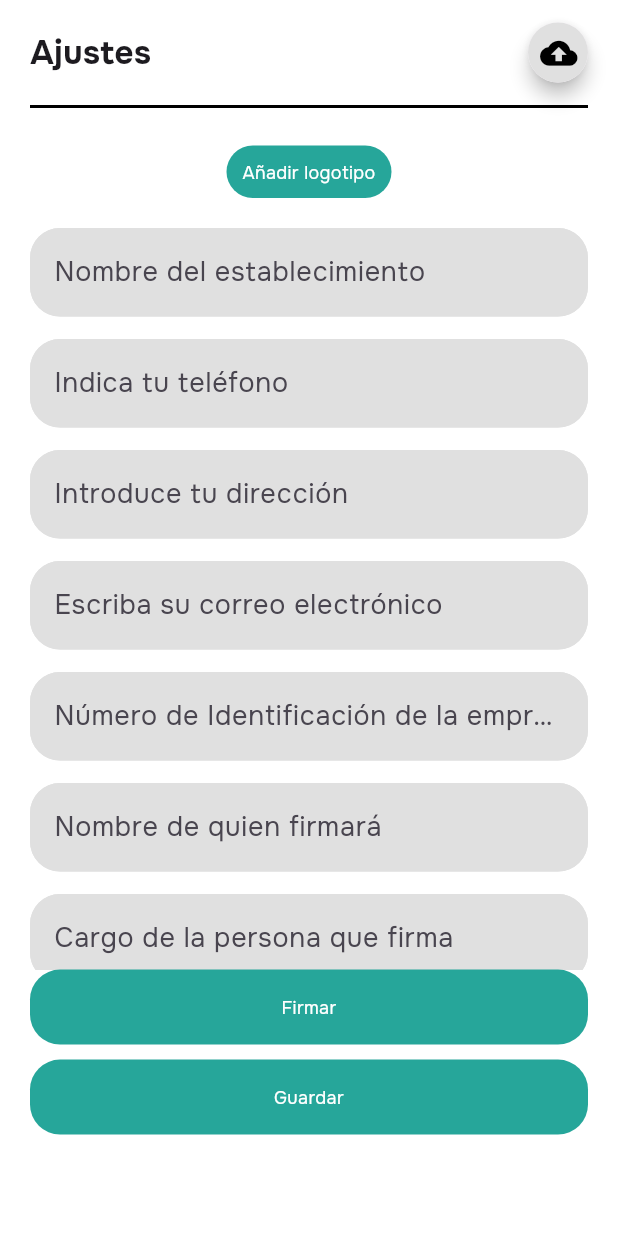
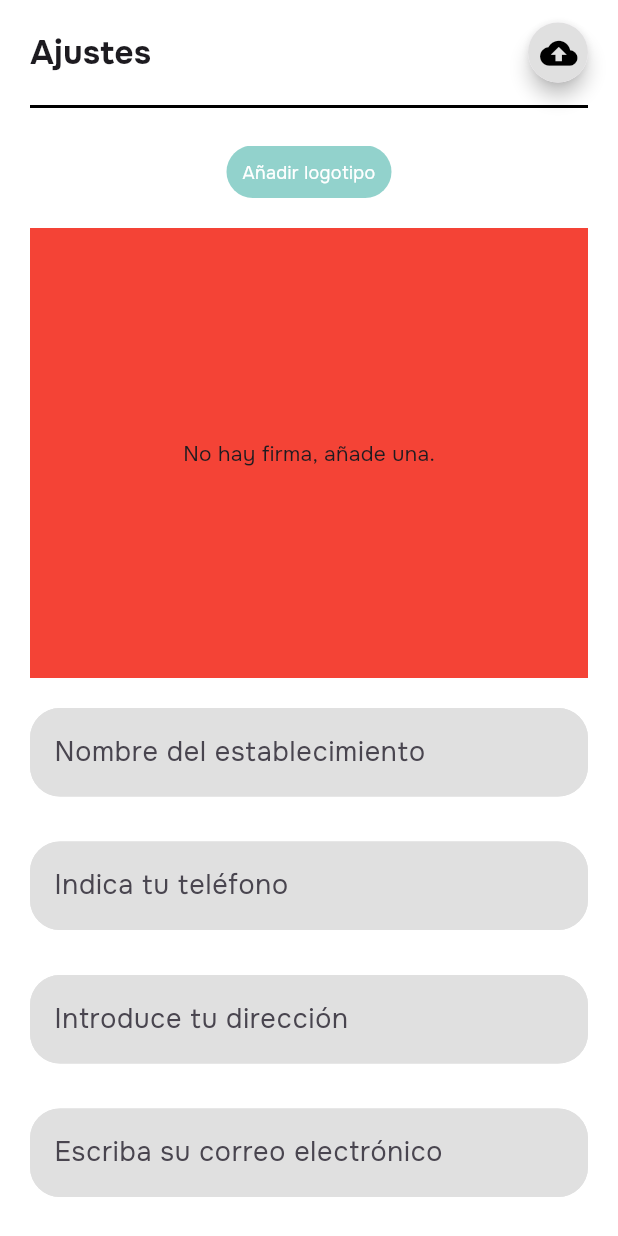
Before and after one commit to HanJian16/Ballots-Template, a Flutter app: the screen it shows after launch, on a phone screen of 412 x 824 dp. Run offline on Flutter 3.47's test engine with Material 3 defaults, Android fonts, the phone set to English and light mode, and no system bars; our stand-ins replace get, google_fonts, permission_handler, signature.

Commit message:
comiteando a mi rama de avances

```diff
--- a/frontend/ballots_template_flutter/lib/screens/form_register.dart
+++ b/frontend/ballots_template_flutter/lib/screens/form_register.dart
@@ -1,11 +1,12 @@
+import 'dart:io';
 import 'package:ballots_template_flutter/data/formfield_settings.dart';
+import 'package:flutter/material.dart';
+import 'package:get/get.dart';
 import 'package:ballots_template_flutter/controllers/form_controller.dart';
 import 'package:ballots_template_flutter/screens/signature_screens.dart';
 import 'package:ballots_template_flutter/widgets/custom_btn.dart';
 import 'package:ballots_template_flutter/widgets/custom_textformfield.dart';
-import 'package:flutter/material.dart';
 import 'package:ballots_template_flutter/widgets/screen_container.dart';
-import 'package:get/get.dart';
 import 'package:ballots_template_flutter/widgets/custom_icon_btn.dart';
 import 'package:ballots_template_flutter/widgets/backup_row.dart';
 
@@ -41,11 +42,10 @@ class FormRegisterScreen extends StatelessWidget {
     final FormController controller = Get.put(FormController());
     final formKey = GlobalKey<FormState>();
 
+    // final List formFieldSettings = createDataForTextFormField(controller);
     final List formFieldSettings = createDataForTextFormField(controller);
 
     return ScreenContainer(
-      child: Form(
-        key: formKey,
       child: Column(
         children: [
           CustomIconButton(
@@ -59,49 +59,82 @@ class FormRegisterScreen extends StatelessWidget {
             color: Colors.black,
           ),
           const SizedBox(height: 25),
+          Expanded(
+            child: SingleChildScrollView(
+              child: Column(
+                children: [
                   CustomBtn(
                     text: 'Añadir logotipo',
                     customWidth: 110,
                     customColor: Colors.teal.shade400,
                     onPressed: () => print('Logo'),
+                    status: 0,
                   ),
                   const SizedBox(height: 20),
-            SizedBox(
-              height: MediaQuery.of(context).size.height * 0.6,
-              child: ListView.builder(
-                itemCount: formFieldSettings.length,
-                itemBuilder: (context, index) {
-                  return CustomTextFormField(
-                    customBackgroundColor: formFieldSettings[index]
-                        ['customBackgroundColor'],
-                    placeHolder: formFieldSettings[index]['placeHolder'],
-                    onChanged: formFieldSettings[index]['onChanged'],
-                    keyboardType: formFieldSettings[index]['keyboardType'],
+                  // Muestra la firma si está disponible
+                  Obx(() {
+                    final signaturePath = controller.signaturePath.value;
+                    print(signaturePath);
+                    return Container(
+                      alignment: Alignment.center,
+                      height: 300,
+                      width: double.infinity,
+                      color: Colors.red,
+                      child: signaturePath.isNotEmpty
+                          ? Image.file(File(signaturePath))
+                          : const Text('No hay firma, añade una.'),
                     );
-                },
+                  }),
+                  const SizedBox(height: 20),
+                  // Lista de campos de formulario
+                  ...formFieldSettings
+                      .map((field) => Padding(
+                            padding: const EdgeInsets.only(bottom: 15.0),
+                            child: CustomTextFormField(
+                              customBackgroundColor:
+                                  field['customBackgroundColor'],
+                              placeHolder: field['placeHolder'],
+                              onChanged: field['onChanged'],
+                              keyboardType: field['keyboardType'],
                             ),
-            ),
-            // const SizedBox(height: 20),
+                          ))
+                      .toList(),
+                  Padding(
+                    padding: const EdgeInsets.all(8.0),
+                    child: Column(
+                      children: [
                         CustomBtn(
                           text: 'Firmar',
                           customWidth: double.infinity,
                           customHeight: 50,
                           customColor: Colors.teal.shade400,
-              onPressed: () => Get.to(const SignatureScreen()),
+                          onPressed: () async {
+                            await Get.to(() => const SignatureScreen());
+                            // Después de volver de SignatureScreen, actualizar el estado
+                            controller.updateSignaturePath();
+                          },
+                          status: 1,
                         ),
-            SizedBox(
-              height: 10,
-            ),
+                        SizedBox(height: 10),
                         CustomBtn(
                           text: 'Guardar',
                           customWidth: double.infinity,
                           customHeight: 50,
                           customColor: Colors.teal.shade400,
-              onPressed: () => controller.submitForm(),
+                          onPressed: () {
+                            controller.submitForm();
+                          },
+                          status: 1,
                         ),
                       ],
                     ),
                   ),
+                ],
+              ),
+            ),
+          ),
+        ],
+      ),
     );
   }
 }
--- a/frontend/ballots_template_flutter/lib/widgets/custom_btn.dart
+++ b/frontend/ballots_template_flutter/lib/widgets/custom_btn.dart
@@ -8,7 +8,7 @@ class CustomBtn extends StatelessWidget {
     this.intRadius = 20,
     required this.customColor,
     this.customHeight = 35,
-    this.customWidth = 100, this.onPressed,
+    this.customWidth = 100, this.onPressed, required this.status,
   });
 
   final String text;
@@ -17,15 +17,22 @@ class CustomBtn extends StatelessWidget {
   final double customWidth;
   final Color customColor;
   final VoidCallback? onPressed;
+  final int status;
 
   @override
   Widget build(BuildContext context) {
     return GestureDetector(
-      onTap: () => onPressed!(),
+      onTap: () {
+        if (onPressed != null && status == 1) {
+          onPressed!();
+        } else {
+          return;
+        }
+      },
       child: Container(
         alignment: Alignment.center,
         decoration: BoxDecoration(
-          color: customColor,
+          color: status == 0 ? customColor.withOpacity(0.5) : customColor,
           borderRadius: BorderRadius.circular(intRadius),
         ),
         height: customHeight,
--- a/frontend/ballots_template_flutter/lib/widgets/screen_container.dart
+++ b/frontend/ballots_template_flutter/lib/widgets/screen_container.dart
@@ -8,14 +8,12 @@ class ScreenContainer extends StatelessWidget {
   @override
   Widget build(BuildContext context) {
     return SafeArea(
-      child: GestureDetector(
-        onTap: () => FocusScope.of(context).unfocus(),
-        child: Scaffold(
-          backgroundColor: Colors.white,
-          body: Container(
-            padding: const EdgeInsets.symmetric(horizontal: 20, vertical: 15),
-            child: child,
-          ),
+      child: Scaffold(
+        //  resizeToAvoidBottomInset: true,
+        backgroundColor: Colors.white,
+        body: Container(
+          padding: const EdgeInsets.symmetric(horizontal: 20, vertical: 15),
+          child: child,
         ),
       ),
     );
--- a/frontend/ballots_template_flutter/pubspec.yaml
+++ b/frontend/ballots_template_flutter/pubspec.yaml
@@ -14,6 +14,7 @@ dependencies:
   google_fonts: ^6.2.1
   image_gallery_saver: ^2.0.3
   path_provider: ^2.1.4
+  permission_handler: ^11.3.1
   signature: ^5.5.0
 
 dev_dependencies:
```
Also changed, not shown: frontend/ballots_template_flutter/lib/controllers/form_controller.dart (+34 -0 lines), frontend/ballots_template_flutter/lib/screens/signature_screens.dart (+41 -31 lines), 3 other files. Lines whose indentation alone changed are shown as unchanged.
